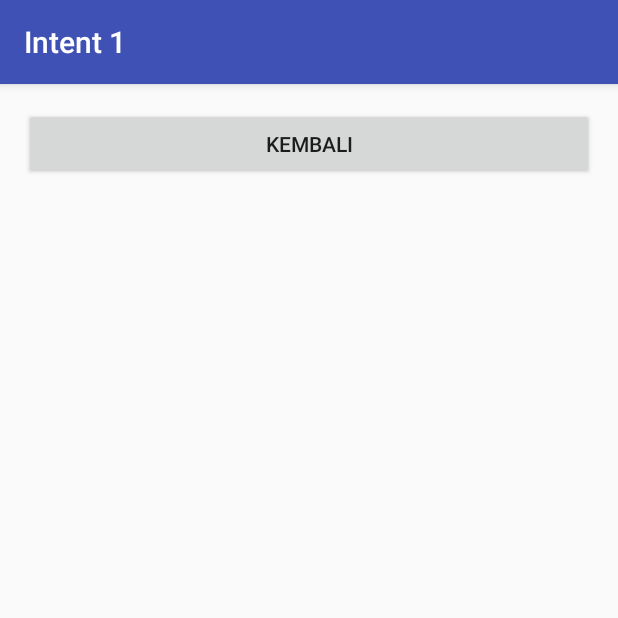
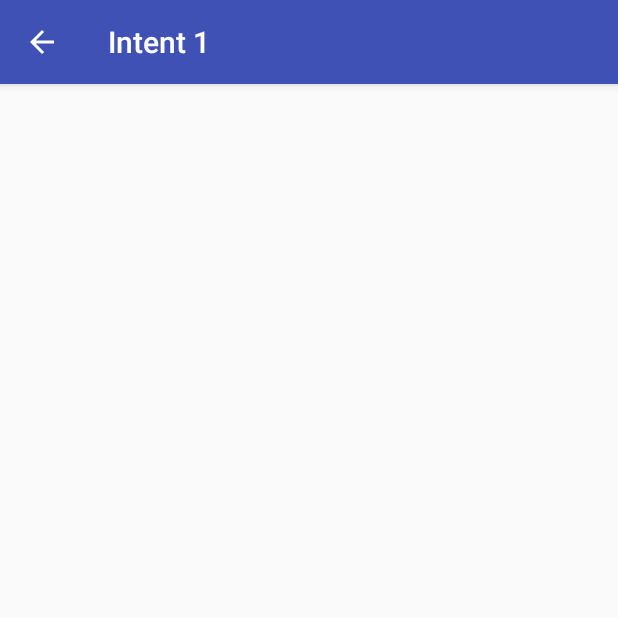
Before and after one commit to aulinarj/Intent1, an Android app: the HasilActivity screen opened directly, with no data from a screen before it, on a phone screen of 412 x 824 dp, the top half of it. Run offline under Robolectric (Android 15) with nearby library versions, the phone set to English and light mode, and no system bars.

```diff
--- a/app/src/main/java/id/sch/smktelkom_mlg/learn/intent1/HasilActivity.java
+++ b/app/src/main/java/id/sch/smktelkom_mlg/learn/intent1/HasilActivity.java
@@ -2,7 +2,7 @@ package id.sch.smktelkom_mlg.learn.intent1;
 
 import android.os.Bundle;
 import android.support.v7.app.AppCompatActivity;
-import android.view.View;
+import android.view.MenuItem;
 
 public class HasilActivity extends AppCompatActivity {
 
@@ -10,11 +10,15 @@ public class HasilActivity extends AppCompatActivity {
     protected void onCreate(Bundle savedInstanceState) {
         super.onCreate(savedInstanceState);
         setContentView(R.layout.activity_hasil);
-        findViewById(R.id.buttonBack).setOnClickListener(new View.OnClickListener() {
-            @Override
-            public void onClick(View v) {
-                onBackPressed();
-            }
-        });
+        getSupportActionBar().setDisplayHomeAsUpEnabled(true);
+    }
+
+    @Override
+    public boolean onOptionsItemSelected(MenuItem item) {
+        if (item.getItemId() == android.R.id.home) {
+            onBackPressed();
+            return true;
+        }
+        return super.onOptionsItemSelected(item);
     }
 }
--- a/app/src/main/res/layout/activity_hasil.xml
+++ b/app/src/main/res/layout/activity_hasil.xml
@@ -9,10 +9,4 @@
     android:paddingTop="@dimen/activity_vertical_margin"
     tools:context="id.sch.smktelkom_mlg.learn.intent1.HasilActivity">
 
-    <Button
-        android:id="@+id/buttonBack"
-        android:layout_width="match_parent"
-        android:layout_height="wrap_content"
-        android:singleLine="false"
-        android:text="kembali" />
 </LinearLayout>
```
